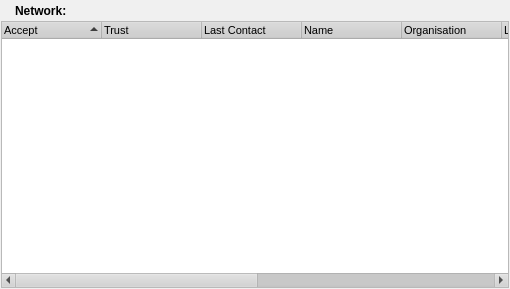
Before: the Qt Designer form rs-Qt-gui/src/gui/ConnectionsDialog.ui in autoscatto/retroshare, drawn with Qt 5.
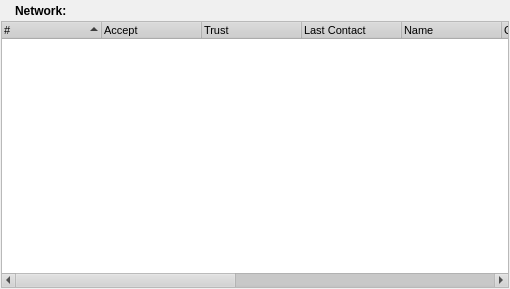
After: the same form once the commit is applied. Icons and pictures are not drawn.

Commit message: added forgetten items,

Patch:
```diff
--- a/rs-Qt-gui/src/gui/ConnectionsDialog.ui
+++ b/rs-Qt-gui/src/gui/ConnectionsDialog.ui
@@ -603,6 +603,11 @@
        <property name="sortingEnabled" >
         <bool>true</bool>
        </property>
+       <column>
+        <property name="text" >
+         <string>#</string>
+        </property>
+       </column>
        <column>
         <property name="text" >
          <string>Accept</string>
```
The commit also changes 1 other file.
